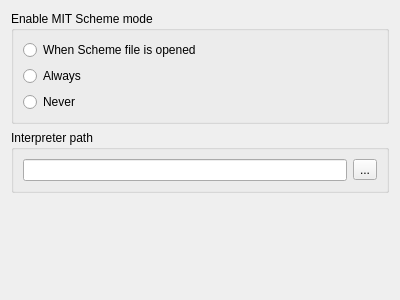
Qt form mks/plugins/mitscheme/MitSchemeSettings.ui (andreikop/enki) before a commit.
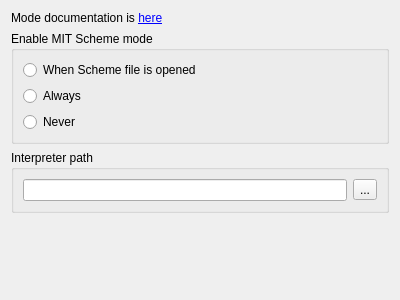
The same form after that commit.

Commit message: Link to Scheme mode in the settings

The edit to the form file:
```diff
--- a/mks/plugins/mitscheme/MitSchemeSettings.ui
+++ b/mks/plugins/mitscheme/MitSchemeSettings.ui
@@ -14,6 +14,16 @@
    <string>Form</string>
   </property>
   <layout class="QVBoxLayout" name="verticalLayout_2">
+   <item>
+    <widget class="QLabel" name="label">
+     <property name="text">
+      <string>&lt;html&gt;Mode documentation is &lt;a href=https://github.com/hlamer/mksv3/wiki/Scheme-support&gt;here&lt;/a&gt;&lt;/html&gt;</string>
+     </property>
+     <property name="openExternalLinks">
+      <bool>true</bool>
+     </property>
+    </widget>
+   </item>
    <item>
     <widget class="QGroupBox" name="groupBox">
      <property name="title">
```
The commit also changes 1 other file.
